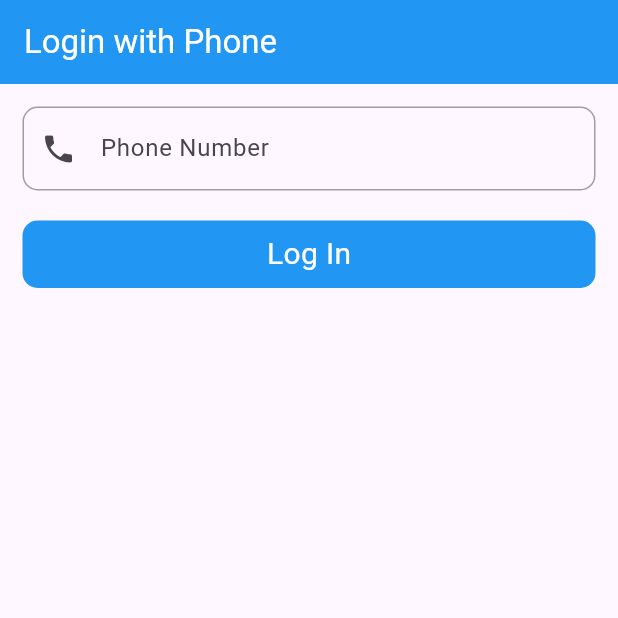
After one commit to koptodev012/bloc---Tasks, a Flutter app: the screen it shows after launch, after a tap on "Log In", on a phone screen of 412 x 824 dp, the top half of it. The commit adds this screen. Run offline on Flutter 3.47's test engine with Material 3 defaults, Android fonts, the phone set to English and light mode, and no system bars; our stand-ins replace bloc, email_validator, equatable, firebase_auth, firebase_core, flutter_bloc and 1 more; accounts and stored records are empty; network calls fail.

Commit message:
add Phone Authentication Code (Cubit)

```diff
--- /dev/null
+++ b/lib/cubit/phone_Auth/auth_cubit_cubit.dart
@@ -0,0 +1,73 @@
+import 'package:bloc/bloc.dart';
+import 'package:firebase_auth/firebase_auth.dart';
+part 'auth_cubit_state.dart';
+
+class AuthCubitCubit extends Cubit<AuthCubitState> {
+  final FirebaseAuth _auth = FirebaseAuth.instance;
+  String? _verificationId;
+
+  AuthCubitCubit() : super(AuthCubitInitialState()) {
+    User? currentUser = _auth.currentUser;
+    if (currentUser != null) {
+      // LoggedIn
+      emit(AuthCubitLogedInState(firebasUser: currentUser));
+    } else {
+      // LoggedOut
+      emit(AuthCubitLogedOutState());
+    }
+  }
+
+  // ----------------- Functions -----------------------
+
+// sendOTP
+  void sendOTP(String phoneNumber) async {
+    emit(AuthCubitLoadingState());
+    await _auth.verifyPhoneNumber(
+      phoneNumber: phoneNumber,
+      codeSent: (verificationId, forceResendingToken) {
+        _verificationId = verificationId;
+        emit(AuthCubitCodeSentState());
+      },
+      verificationCompleted: (phoneAuthCredential) {
+        loginWithPhone(phoneAuthCredential);
+      },
+      verificationFailed: (error) {
+        emit(AuthCubitErrorState(errorMessage: error.message.toString()));
+      },
+      codeAutoRetrievalTimeout: (verificationId) {
+        _verificationId = verificationId;
+      },
+    );
+  }
+
+// verifyOTP
+  void verifyOTP(String otp) async {
+    emit(AuthCubitLoadingState());
+
+    PhoneAuthCredential credential = PhoneAuthProvider.credential(
+        verificationId: _verificationId!, smsCode: otp);
+
+    loginWithPhone(credential);
+  }
+
+// loginWithPhone
+  void loginWithPhone(PhoneAuthCredential credential) async {
+    try {
+      UserCredential userCredential =
+          await _auth.signInWithCredential(credential);
+
+      if (userCredential.user != null) {
+        emit(AuthCubitLogedInState(firebasUser: userCredential.user!));
+      }
+    } on FirebaseAuthException catch (e) {
+      emit(AuthCubitErrorState(errorMessage: e.message.toString()));
+    }
+  }
+
+// logOut
+  void logOut() async {
+    await _auth.signOut();
+    emit(AuthCubitLogedOutState());
+  }
+  // ===================================================
+}
--- /dev/null
+++ b/lib/cubit/phone_Auth/auth_cubit_state.dart
@@ -0,0 +1,23 @@
+part of 'auth_cubit_cubit.dart';
+
+abstract class AuthCubitState {}
+
+class AuthCubitInitialState extends AuthCubitState {}
+
+class AuthCubitVerifiedState extends AuthCubitState {}
+
+class AuthCubitLogedInState extends AuthCubitState {
+  final User firebasUser;
+  AuthCubitLogedInState({required this.firebasUser});
+}
+
+class AuthCubitLogedOutState extends AuthCubitState {}
+
+class AuthCubitErrorState extends AuthCubitState {
+  late String errorMessage;
+  AuthCubitErrorState({required this.errorMessage});
+}
+
+class AuthCubitCodeSentState extends AuthCubitState {}
+
+class AuthCubitLoadingState extends AuthCubitState {}
--- a/lib/main.dart
+++ b/lib/main.dart
@@ -1,4 +1,7 @@
 import 'dart:io';
+import 'package:bloc_tasks/cubit/phone_Auth/auth_cubit_cubit.dart';
+import 'package:bloc_tasks/views/phone_auth(cubit)/homeScreen.dart';
+import 'package:bloc_tasks/views/phone_auth(cubit)/phoneAuth_screen.dart';
 import 'package:firebase_auth/firebase_auth.dart'; // new
 import 'package:firebase_core/firebase_core.dart'; // New
 import 'package:bloc_tasks/blocs/counter/counter_bloc.dart';
@@ -6,7 +9,6 @@ import 'package:bloc_tasks/blocs/imagePicker/image_picker_bloc.dart';
 import 'package:bloc_tasks/blocs/login/login_bloc.dart';
 import 'package:bloc_tasks/blocs/switch/switch_bloc.dart';
 import 'package:bloc_tasks/utils/imagePicker_utils.dart';
-import 'package:bloc_tasks/views/phone_authentication/phoneAuthExample_screen.dart';
 import 'package:flutter/material.dart';
 import 'package:flutter_bloc/flutter_bloc.dart';
 
@@ -23,7 +25,8 @@ Future main() async {
               "363670364151", // firebase --> project setting --> Cloud messaging
           projectId:
               "phone-authentication-96cee", // firebase --> project setting --> general
-          storageBucket: "phone-authentication-96cee.appspot.com", // google-services.json
+          storageBucket:
+              "phone-authentication-96cee.appspot.com", // google-services.json
         ))
       : await Firebase.initializeApp();
 
@@ -46,14 +49,28 @@ class MyApp extends StatelessWidget {
         BlocProvider(
           create: (context) => ImagePickerBloc(ImagePickerUtils()), // Bloc 3
         ),
-         BlocProvider(
+        BlocProvider(
           create: (context) => LoginBloc(), // Bloc 4
         ),
+        BlocProvider(
+          create: (context) => AuthCubitCubit(), // Cubit 1
+        ),
       ],
-      child: const MaterialApp(
+      child: MaterialApp(
         debugShowCheckedModeBanner: false,
         title: 'Bloc - Tasks',
-        home: PhoneAuthExampleScreen(),
+        home: BlocBuilder<AuthCubitCubit, AuthCubitState>(
+          buildWhen: (previous, current){
+            return previous is AuthCubitInitialState;
+          },
+          builder: (context, state) {
+            if (state is AuthCubitLogedInState) {
+              return HomeScr();
+            } else {
+              return PhoneAuthScreen();
+            }
+          },
+        ),
       ),
     );
   }
--- /dev/null
+++ b/lib/views/phone_auth(cubit)/phoneAuth_screen.dart
@@ -0,0 +1,94 @@
+import 'package:bloc_tasks/cubit/phone_Auth/auth_cubit_cubit.dart';
+import 'package:bloc_tasks/views/phone_auth(cubit)/verifyPhone_screen.dart';
+import 'package:flutter/material.dart';
+import 'package:flutter_bloc/flutter_bloc.dart';
+
+class PhoneAuthScreen extends StatefulWidget {
+  const PhoneAuthScreen({super.key});
+
+  @override
+  State<PhoneAuthScreen> createState() => _PhoneAuthScreenState();
+}
+
+class _PhoneAuthScreenState extends State<PhoneAuthScreen> {
+  TextEditingController phoneController = TextEditingController();
+  @override
+  Widget build(BuildContext context) {
+    return Scaffold(
+      appBar: AppBar(
+        title: Text(
+          "Login with Phone",
+          style: TextStyle(color: Colors.white),
+        ),
+        backgroundColor: Colors.blue,
+      ),
+      body: Padding(
+        padding: const EdgeInsets.all(15.0),
+        child: Column(
+          children: [
+            TextFormField(
+              controller: phoneController,
+              cursorColor: Colors.black,
+              decoration: InputDecoration(
+                counterText: "",
+                hintText: "Phone Number",
+                prefixIcon: Icon(Icons.phone),
+                enabledBorder: OutlineInputBorder(
+                  borderRadius: BorderRadius.circular(10),
+                  borderSide: BorderSide(color: Colors.grey, width: 1),
+                ),
+                focusedBorder: OutlineInputBorder(
+                  borderRadius: BorderRadius.circular(10),
+                  borderSide: BorderSide(color: Colors.grey, width: 1),
+                ),
+              ),
+              maxLength: 10,
+            ),
+            SizedBox(
+              height: 20,
+            ),
+            BlocConsumer<AuthCubitCubit, AuthCubitState>(
+              listener: (context, state) {
+                if (state is AuthCubitCodeSentState) {
+                  Navigator.push(context,
+                      MaterialPageRoute(builder: (context) => VerifyPhone()));
+                }
+              },
+              builder: (context, state) {
+                if (state is AuthCubitLoadingState) {
+                  return const Center(
+                    child: CircularProgressIndicator(
+                      color: Colors.grey,
+                      backgroundColor: Colors.blue,
+                    ),
+                  );
+                }
+
+                return GestureDetector(
+                  onTap: () {
+                    String phoneNum = "+91" + phoneController.text;
+                    BlocProvider.of<AuthCubitCubit>(context).sendOTP(phoneNum);
+                  },
+                  child: Container(
+                    decoration: BoxDecoration(
+                        color: Colors.blue,
+                        borderRadius: BorderRadius.circular(10)),
+                    child: Center(
+                      child: Padding(
+                        padding: const EdgeInsets.all(8.0),
+                        child: Text(
+                          "Log In",
+                          style: TextStyle(fontSize: 20, color: Colors.white),
+                        ),
+                      ),
+                    ),
+                  ),
+                );
+              },
+            )
+          ],
+        ),
+      ),
+    );
+  }
+}
--- a/pubspec.yaml
+++ b/pubspec.yaml
@@ -41,6 +41,7 @@ dependencies:
   image_picker: ^1.1.1
   email_validator: ^2.1.17
   firebase_auth: ^4.19.5
+  firebase_core: ^2.31.0
 
 dev_dependencies:
   flutter_test:
```
Also changed, not shown: lib/views/phone_auth(cubit)/homeScreen.dart (added, +45 -0 lines), lib/views/phone_auth(cubit)/verifyPhone_screen.dart (added, +100 -0 lines), pubspec.lock.
